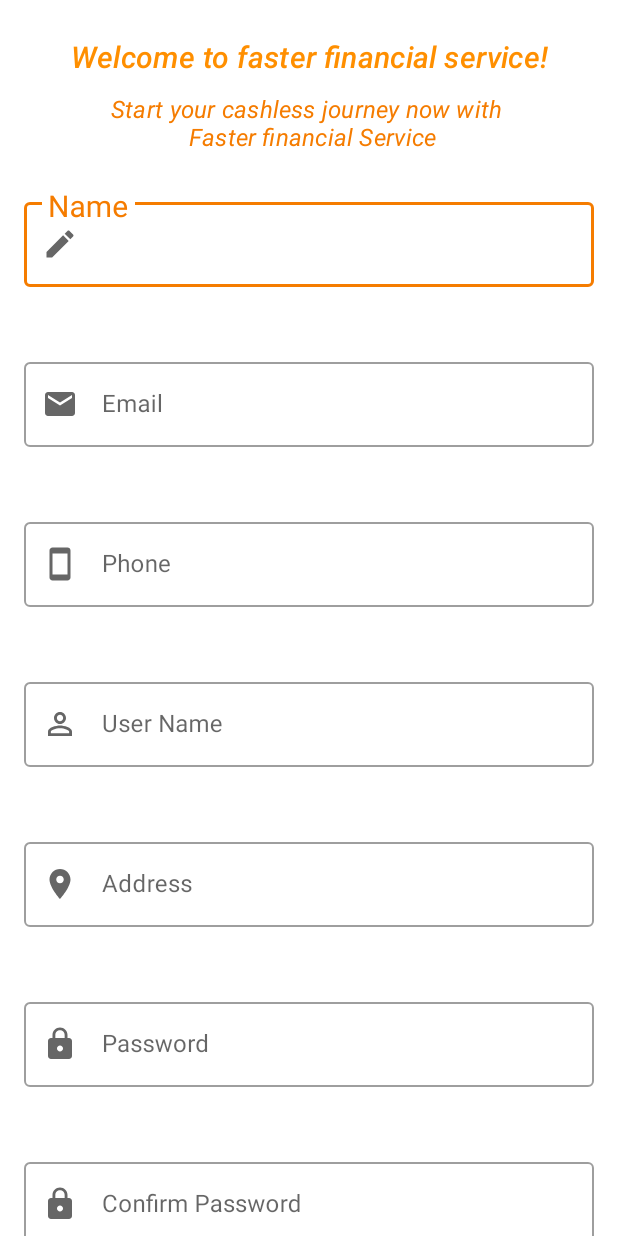
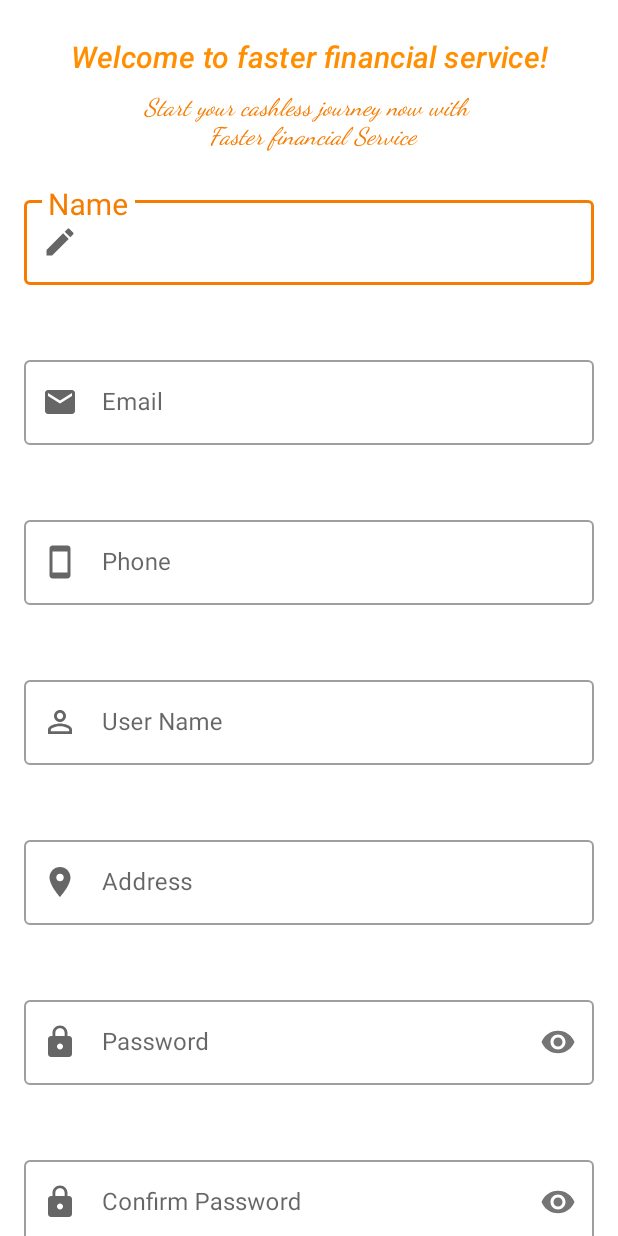
Before and after one commit to Sorabhkumar-dev/Data-store-android-implementation, an Android app: the screen it shows after launch (MainActivity), on a phone screen of 412 x 824 dp. Run offline under Robolectric (Android 15) with nearby library versions, the phone set to English and light mode, and no system bars.

Commit message:
chore: added input type in all login field

```diff
--- a/app/src/main/res/layout/fragment_login.xml
+++ b/app/src/main/res/layout/fragment_login.xml
@@ -50,6 +50,7 @@
             android:text="@string/start_your_cashless_journey_now"
             android:textColor="@color/orange_700"
             android:textStyle="italic"
+            app:fontFamily="cursive"
             app:layout_constraintEnd_toEndOf="@id/guide_end"
             app:layout_constraintStart_toStartOf="@id/guide_start"
             app:layout_constraintTop_toBottomOf="@id/txv_welcome" />
@@ -74,7 +75,8 @@
             <com.google.android.material.textfield.TextInputEditText
                 android:id="@+id/txv_name"
                 android:layout_width="match_parent"
-                android:layout_height="match_parent" />
+                android:layout_height="match_parent"
+                android:inputType="text"/>
         </com.google.android.material.textfield.TextInputLayout>
 
         <com.google.android.material.textfield.TextInputLayout
@@ -96,7 +98,8 @@
             <com.google.android.material.textfield.TextInputEditText
                 android:id="@+id/txv_email"
                 android:layout_width="match_parent"
-                android:layout_height="match_parent" />
+                android:layout_height="match_parent"
+                android:inputType="textEmailAddress"/>
         </com.google.android.material.textfield.TextInputLayout>
 
         <com.google.android.material.textfield.TextInputLayout
@@ -118,7 +121,8 @@
             <com.google.android.material.textfield.TextInputEditText
                 android:id="@+id/txv_phone"
                 android:layout_width="match_parent"
-                android:layout_height="match_parent" />
+                android:layout_height="match_parent"
+                android:inputType="phone"/>
         </com.google.android.material.textfield.TextInputLayout>
 
         <com.google.android.material.textfield.TextInputLayout
@@ -140,7 +144,8 @@
             <com.google.android.material.textfield.TextInputEditText
                 android:id="@+id/txv_user_name"
                 android:layout_width="match_parent"
-                android:layout_height="match_parent" />
+                android:layout_height="match_parent"
+                android:inputType="text"/>
         </com.google.android.material.textfield.TextInputLayout>
 
         <com.google.android.material.textfield.TextInputLayout
@@ -162,7 +167,8 @@
             <com.google.android.material.textfield.TextInputEditText
                 android:id="@+id/txv_address"
                 android:layout_width="match_parent"
-                android:layout_height="match_parent" />
+                android:layout_height="match_parent"
+                android:inputType="textPostalAddress"/>
         </com.google.android.material.textfield.TextInputLayout>
 
         <com.google.android.material.textfield.TextInputLayout
@@ -176,6 +182,7 @@
             app:errorEnabled="true"
             app:errorIconDrawable="@drawable/ic_error"
             app:errorIconTint="?colorError"
+            app:passwordToggleEnabled="true"
             app:layout_constraintEnd_toEndOf="@id/guide_end"
             app:layout_constraintStart_toStartOf="@id/guide_start"
             app:layout_constraintTop_toBottomOf="@id/txv_address_layout"
@@ -184,7 +191,8 @@
             <com.google.android.material.textfield.TextInputEditText
                 android:id="@+id/txv_password"
                 android:layout_width="match_parent"
-                android:layout_height="match_parent" />
+                android:layout_height="match_parent"
+                android:inputType="textPassword"/>
         </com.google.android.material.textfield.TextInputLayout>
 
         <com.google.android.material.textfield.TextInputLayout
@@ -198,6 +206,7 @@
             app:errorEnabled="true"
             app:errorIconDrawable="@drawable/ic_error"
             app:errorIconTint="?colorError"
+            app:passwordToggleEnabled="true"
             app:layout_constraintEnd_toEndOf="@id/guide_end"
             app:layout_constraintStart_toStartOf="@id/guide_start"
             app:layout_constraintTop_toBottomOf="@id/txv_password_layout"
@@ -206,7 +215,8 @@
             <com.google.android.material.textfield.TextInputEditText
                 android:id="@+id/txv_confirm_password"
                 android:layout_width="match_parent"
-                android:layout_height="match_parent" />
+                android:layout_height="match_parent"
+                android:inputType="textPassword"/>
         </com.google.android.material.textfield.TextInputLayout>
 
         <com.google.android.material.button.MaterialButton
```
